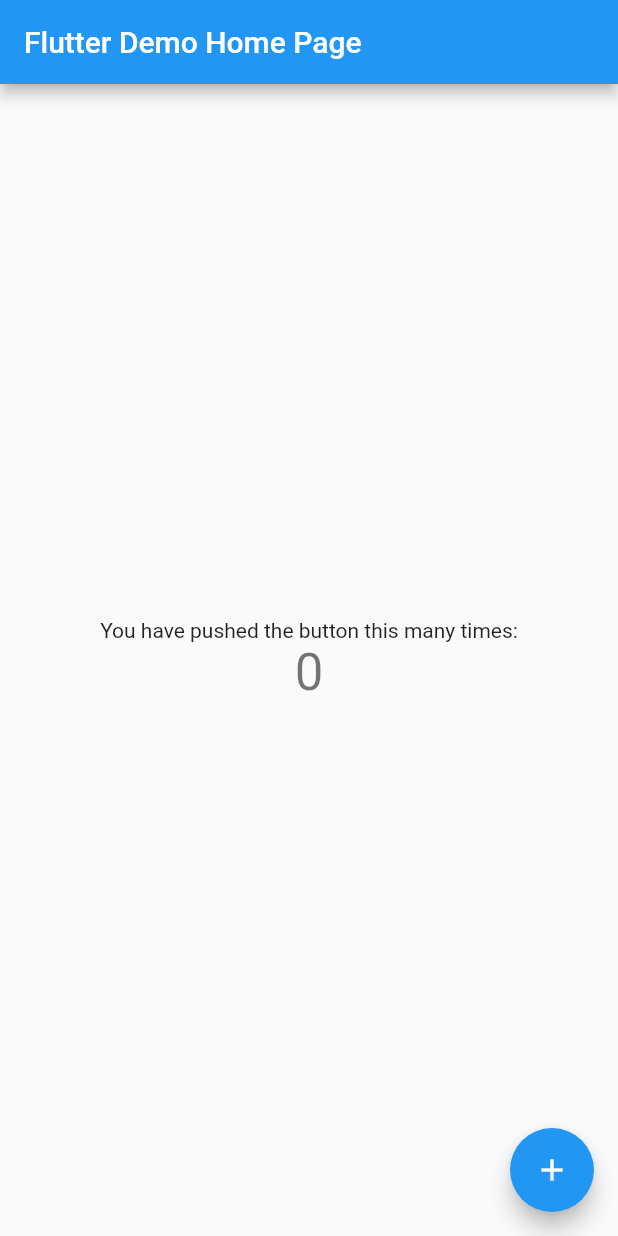
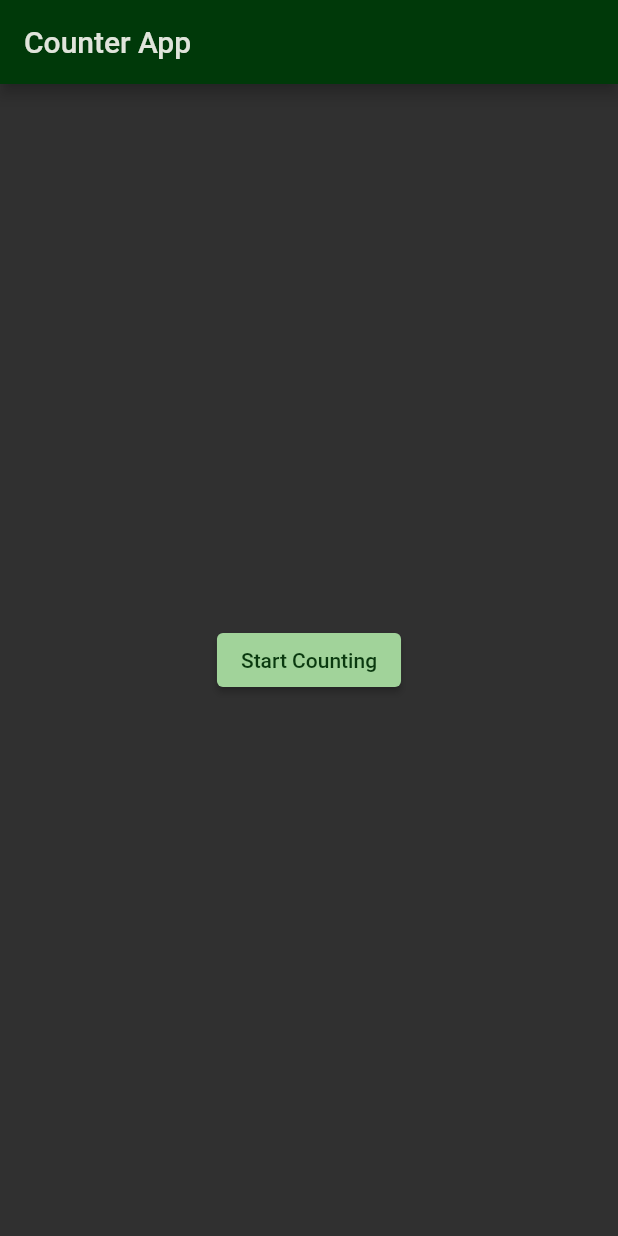
Before and after one commit to EkaRobyanto/riverpod_sm, a Flutter app: the screen it shows after launch, on a phone screen of 412 x 824 dp. Run offline on Flutter 3.47's test engine with Material 2 defaults, Android fonts, the phone set to English and light mode, and no system bars; our stand-ins replace flutter_riverpod, go_router.

Commit message:
will continue this later

```diff
--- /dev/null
+++ b/lib/counter_provider.dart
@@ -0,0 +1,3 @@
+import 'package:flutter_riverpod/flutter_riverpod.dart';
+
+final counterProvider = StateProvider((ref) => 0);
--- a/lib/main.dart
+++ b/lib/main.dart
@@ -1,115 +1,128 @@
+// ignore_for_file: prefer_const_constructors_in_immutables, prefer_const_constructors
+
+import 'package:go_router/go_router.dart';
 import 'package:flutter/material.dart';
+import 'package:flutter_riverpod/flutter_riverpod.dart';
+import 'package:riverpod_sm/router.dart';
 
-void main() {
-  runApp(const MyApp());
-}
+import 'counter_provider.dart';
 
-class MyApp extends StatelessWidget {
-  const MyApp({super.key});
+//Classic Counter App
 
-  // This widget is the root of your application.
+// ignore: prefer_const_constructors
+void main() => runApp(ProviderScope(child: MyApp()));
+
+class MyApp extends ConsumerWidget {
+  MyApp({super.key});
+
   @override
-  Widget build(BuildContext context) {
-    return MaterialApp(
-      title: 'Flutter Demo',
+  Widget build(BuildContext context, WidgetRef ref) {
+    return MaterialApp.router(
+      title: 'Counter App',
+      routerConfig: CustomRouter.route,
+      debugShowCheckedModeBanner: false,
       theme: ThemeData(
-        // This is the theme of your application.
-        //
-        // Try running your application with "flutter run". You'll see the
-        // application has a blue toolbar. Then, without quitting the app, try
-        // changing the primarySwatch below to Colors.green and then invoke
-        // "hot reload" (press "r" in the console where you ran "flutter run",
-        // or simply save your changes to "hot reload" in a Flutter IDE).
-        // Notice that the counter didn't reset back to zero; the application
-        // is not restarted.
-        primarySwatch: Colors.blue,
+        colorScheme: ColorScheme.fromSeed(
+          seedColor: Colors.green,
+          brightness: Brightness.dark,
+          surface: const Color(0xff003909),
+        ),
       ),
-      home: const MyHomePage(title: 'Flutter Demo Home Page'),
     );
   }
 }
 
-class MyHomePage extends StatefulWidget {
-  const MyHomePage({super.key, required this.title});
-
-  // This widget is the home page of your application. It is stateful, meaning
-  // that it has a State object (defined below) that contains fields that affect
-  // how it looks.
-
-  // This class is the configuration for the state. It holds the values (in this
-  // case the title) provided by the parent (in this case the App widget) and
-  // used by the build method of the State. Fields in a Widget subclass are
-  // always marked "final".
-
-  final String title;
-
-  @override
-  State<MyHomePage> createState() => _MyHomePageState();
-}
-
-class _MyHomePageState extends State<MyHomePage> {
-  int _counter = 0;
-
-  void _incrementCounter() {
-    setState(() {
-      // This call to setState tells the Flutter framework that something has
-      // changed in this State, which causes it to rerun the build method below
-      // so that the display can reflect the updated values. If we changed
-      // _counter without calling setState(), then the build method would not be
-      // called again, and so nothing would appear to happen.
-      _counter++;
-    });
-  }
+class HomePage extends StatelessWidget {
+  const HomePage({
+    Key? key,
+  }) : super(key: key);
 
   @override
   Widget build(BuildContext context) {
-    // This method is rerun every time setState is called, for instance as done
-    // by the _incrementCounter method above.
-    //
-    // The Flutter framework has been optimized to make rerunning build methods
-    // fast, so that you can just rebuild anything that needs updating rather
-    // than having to individually change instances of widgets.
+    return Scaffold(
+        appBar: AppBar(
+          title: const Text('Counter App'),
+        ),
+        body: Center(
+          child: ElevatedButton(
+            onPressed: () {
+              return context.go('/counter');
+            },
+            child: const Text("Start Counting"),
+          ),
+        ));
+  }
+}
+
+class CounterPage extends ConsumerWidget {
+  const CounterPage({super.key});
+
+  @override
+  Widget build(BuildContext context, WidgetRef ref) {
+    final counter = ref.watch(counterProvider);
+    Color color = Colors.white;
+
+    ref.listen(counterProvider, (previous, next) {
+      if (next >= 10) {
+        color = Colors.amber;
+      }
+    });
+
     return Scaffold(
       appBar: AppBar(
-        // Here we take the value from the MyHomePage object that was created by
-        // the App.build method, and use it to set our appbar title.
-        title: Text(widget.title),
-      ),
-      body: Center(
-        // Center is a layout widget. It takes a single child and positions it
-        // in the middle of the parent.
-        child: Column(
-          // Column is also a layout widget. It takes a list of children and
-          // arranges them vertically. By default, it sizes itself to fit its
-          // children horizontally, and tries to be as tall as its parent.
-          //
-          // Invoke "debug painting" (press "p" in the console, choose the
-          // "Toggle Debug Paint" action from the Flutter Inspector in Android
-          // Studio, or the "Toggle Debug Paint" command in Visual Studio Code)
-          // to see the wireframe for each widget.
-          //
-          // Column has various properties to control how it sizes itself and
-          // how it positions its children. Here we use mainAxisAlignment to
-          // center the children vertically; the main axis here is the vertical
-          // axis because Columns are vertical (the cross axis would be
-          // horizontal).
-          mainAxisAlignment: MainAxisAlignment.center,
-          children: <Widget>[
-            const Text(
-              'You have pushed the button this many times:',
-            ),
-            Text(
-              '$_counter',
-              style: Theme.of(context).textTheme.headline4,
-            ),
-          ],
+        title: const Text('Start Counting'),
+        automaticallyImplyLeading: false,
+        leading: IconButton(
+          icon: const Icon(Icons.arrow_back),
+          onPressed: () {
+            return context.go('/');
+          },
         ),
       ),
-      floatingActionButton: FloatingActionButton(
-        onPressed: _incrementCounter,
-        tooltip: 'Increment',
-        child: const Icon(Icons.add),
-      ), // This trailing comma makes auto-formatting nicer for build methods.
+      body: Column(
+        mainAxisAlignment: MainAxisAlignment.center,
+        children: [
+          Text(
+            counter.toString(),
+            style: TextStyle(
+              fontSize: counter.toDouble() * 3,
+              fontWeight: FontWeight.bold,
+              color: color,
+            ),
+          ),
+          SizedBox(
+            height: 15,
+          ),
+          Row(
+            mainAxisAlignment: MainAxisAlignment.spaceEvenly,
+            children: [
+              IconButton(
+                onPressed: () {
+                  ref.read(counterProvider.notifier).state++;
+                },
+                icon: Icon(Icons.add),
+              ),
+              IconButton(
+                onPressed: () {
+                  counter == 0 ? null : ref.invalidate(counterProvider);
+                  //or
+                  //counter == 0 ? null : ref.refresh(counterProvider);
+                  //invalidate is more efficient than refresh because it doesn't rebuild the widget tree
+                },
+                icon: Icon(Icons.refresh_outlined),
+              ),
+              IconButton(
+                onPressed: () {
+                  counter == 0
+                      ? null
+                      : ref.read(counterProvider.notifier).state--;
+                },
+                icon: Icon(Icons.minimize_outlined),
+              )
+            ],
+          )
+        ],
+      ),
     );
   }
 }
--- /dev/null
+++ b/lib/router.dart
@@ -0,0 +1,20 @@
+import 'package:go_router/go_router.dart';
+import 'package:riverpod_sm/main.dart';
+
+class CustomRouter {
+  static final GoRouter route = GoRouter(
+    initialLocation: '/',
+    routes: <RouteBase>[
+      GoRoute(
+        path: '/',
+        builder: (context, state) => const HomePage(),
+        routes: [
+          GoRoute(
+            path: 'counter',
+            builder: (context, state) => const CounterPage(),
+          ),
+        ],
+      ),
+    ],
+  );
+}
--- a/pubspec.yaml
+++ b/pubspec.yaml
@@ -36,6 +36,8 @@ dependencies:
   # The following adds the Cupertino Icons font to your application.
   # Use with the CupertinoIcons class for iOS style icons.
   cupertino_icons: ^1.0.2
+  flutter_riverpod: ^2.1.1
+  go_router: ^5.2.0
 
 dev_dependencies:
   flutter_test:
```
Also changed, not shown: pubspec.lock, 1 other file.
